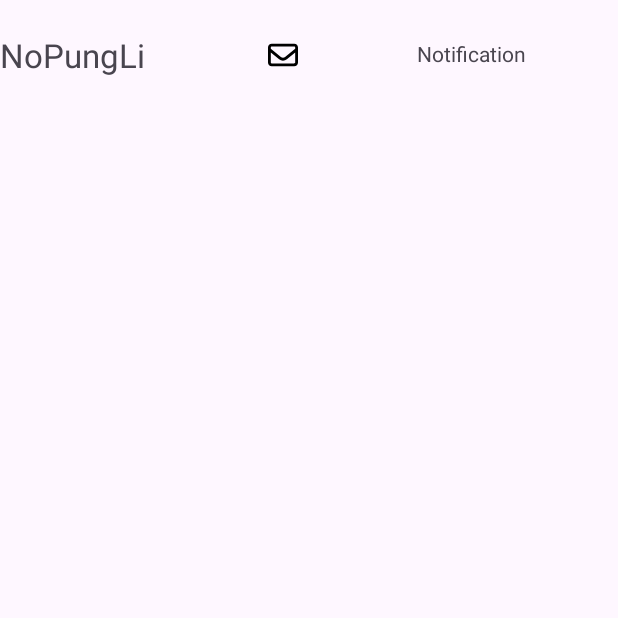
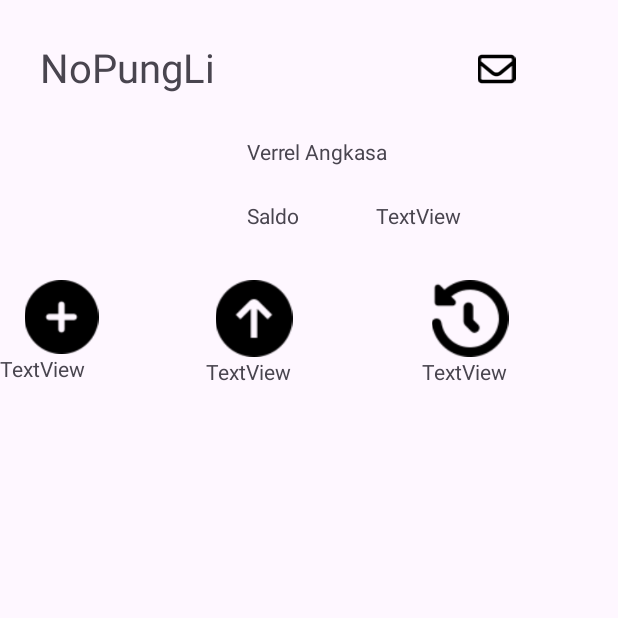
Before and after one commit to VickyDarmana/NoPungLi, an Android app: the Mainpage screen opened directly, with no data from a screen before it, on a phone screen of 412 x 824 dp, the top half of it. Run offline under Robolectric (Android 15) with nearby library versions, the phone set to English and light mode, and no system bars.

Commit message:
mengupdate tampilan mainpage
aicnajbcba

```diff
--- a/app/src/main/res/layout/activity_mainpage.xml
+++ b/app/src/main/res/layout/activity_mainpage.xml
@@ -7,16 +7,11 @@
     tools:context=".Mainpage">
 
     <LinearLayout
-        android:layout_width="409dp"
-        android:layout_height="729dp"
+        android:layout_width="match_parent"
+        android:layout_height="match_parent"
         android:orientation="vertical"
         tools:layout_editor_absoluteX="1dp"
         tools:layout_editor_absoluteY="1dp">
-
-        <LinearLayout
-            android:layout_width="match_parent"
-            android:layout_height="wrap_content"
-            android:orientation="horizontal"/>
 
         <LinearLayout
             android:layout_width="match_parent"
@@ -25,46 +20,182 @@
 
             <TextView
                 android:id="@+id/textView9"
-                android:layout_width="wrap_content"
+                android:layout_width="71dp"
                 android:layout_height="wrap_content"
+                android:layout_marginLeft="12pt"
+                android:layout_marginTop="12pt"
                 android:layout_weight="1"
-                android:textSize="10pt"
-                android:layout_marginTop="10pt"
-                android:text="NoPungLi" />
+                android:text="NoPungLi"
+                android:textSize="12pt" />
 
             <ImageView
-                android:id="@+id/imageView3"
+                android:id="@+id/notif"
                 android:layout_width="10dp"
-                android:layout_height="20dp"
+                android:layout_height="25dp"
+                android:layout_marginTop="15pt"
+                android:layout_weight="1"
                 android:paddingLeft="0pt"
-                android:layout_marginTop="12pt"
-                android:layout_weight="1"
                 app:srcCompat="@drawable/envelope_regular" />
 
-            <TextView
-                android:id="@+id/textView12"
-                android:layout_width="wrap_content"
-                android:layout_height="wrap_content"
-                android:layout_weight="1"
-                android:layout_marginTop="8pt"
-                android:layout_marginLeft="25pt"
-                android:text="Notification" />
+
         </LinearLayout>
 
         <LinearLayout
             android:layout_width="match_parent"
-            android:layout_height="166dp"
-            android:orientation="vertical"></LinearLayout>
+            android:layout_height="192dp"
+            android:orientation="vertical">
+
+            <LinearLayout
+                android:layout_width="match_parent"
+                android:layout_height="wrap_content"
+                android:orientation="horizontal">
+
+                <ImageView
+                    android:id="@+id/imageView2"
+                    android:layout_width="329dp"
+                    android:layout_height="95dp"
+                    android:layout_weight="1"
+                    tools:srcCompat="@tools:sample/avatars" />
+
+                <LinearLayout
+                    android:layout_width="match_parent"
+                    android:layout_height="match_parent"
+                    android:layout_weight="1"
+                    android:orientation="vertical">
+
+                    <TextView
+                        android:id="@+id/textView5"
+                        android:layout_width="match_parent"
+                        android:layout_height="85dp"
+                        android:layout_weight="1"
+                        android:text="Verrel Angkasa" />
+
+                    <LinearLayout
+                        android:layout_width="match_parent"
+                        android:layout_height="match_parent"
+                        android:layout_weight="1"
+                        android:orientation="horizontal">
+
+                        <TextView
+                            android:id="@+id/textView13"
+                            android:layout_width="171dp"
+                            android:layout_height="wrap_content"
+                            android:layout_weight="1"
+                            android:text="Saldo" />
+
+                        <TextView
+                            android:id="@+id/textView14"
+                            android:layout_width="match_parent"
+                            android:layout_height="wrap_content"
+                            android:layout_weight="1"
+                            android:text="TextView" />
+                    </LinearLayout>
+
+                </LinearLayout>
+
+            </LinearLayout>
+
+            <LinearLayout
+                android:layout_width="match_parent"
+                android:layout_height="match_parent"
+                android:orientation="vertical">
+
+                <LinearLayout
+                    android:layout_width="match_parent"
+                    android:layout_height="match_parent"
+                    android:orientation="horizontal">
+
+                    <LinearLayout
+                        android:layout_width="137dp"
+                        android:layout_height="match_parent"
+                        android:orientation="vertical">
+
+                        <ImageView
+                            android:id="@+id/imageView4"
+                            android:layout_width="82dp"
+                            android:layout_height="22dp"
+                            android:layout_weight="1"
+                            app:srcCompat="@drawable/topup" />
+
+                        <TextView
+                            android:id="@+id/textView10"
+                            android:layout_width="wrap_content"
+                            android:layout_height="wrap_content"
+                            android:layout_weight="1"
+                            android:text="TextView"
+                            app:layout_constraintEnd_toEndOf="parent"
+                            app:layout_constraintStart_toStartOf="parent" />
+                    </LinearLayout>
+
+                    <LinearLayout
+                        android:layout_width="144dp"
+                        android:layout_height="match_parent"
+                        android:orientation="vertical">
+
+                        <ImageView
+                            android:id="@+id/imageView5"
+                            android:layout_width="wrap_content"
+                            android:layout_height="51dp"
+                            app:layout_constraintEnd_toEndOf="parent"
+                            app:layout_constraintStart_toStartOf="parent"
+                            app:srcCompat="@drawable/transfer" />
+
+                        <TextView
+                            android:id="@+id/textView12"
+                            android:layout_width="match_parent"
+                            android:layout_height="wrap_content"
+                            android:text="TextView"
+                            app:layout_constraintEnd_toEndOf="parent"
+                            app:layout_constraintStart_toStartOf="parent" />
+                    </LinearLayout>
+
+                    <LinearLayout
+                        android:layout_width="match_parent"
+                        android:layout_height="match_parent"
+                        android:orientation="vertical">
+
+                        <ImageView
+                            android:id="@+id/imageView6"
+                            android:layout_width="wrap_content"
+                            android:layout_height="51dp"
+                            android:layout_marginEnd="16dp"
+                            android:layout_marginRight="16dp"
+                            app:layout_constraintEnd_toEndOf="parent"
+                            app:srcCompat="@drawable/history" />
+
+                        <TextView
+                            android:id="@+id/textView15"
+                            android:layout_width="match_parent"
+                            android:layout_height="wrap_content"
+                            android:text="TextView" />
+                    </LinearLayout>
+                </LinearLayout>
+
+            </LinearLayout>
+
+        </LinearLayout>
 
         <LinearLayout
             android:layout_width="match_parent"
             android:layout_height="322dp"
-            android:orientation="horizontal"></LinearLayout>
+            android:orientation="horizontal">
+
+        </LinearLayout>
 
         <LinearLayout
             android:layout_width="match_parent"
             android:layout_height="match_parent"
-            android:orientation="horizontal"></LinearLayout>
+            android:orientation="horizontal">
+
+            <com.google.android.material.bottomappbar.BottomAppBar
+                android:id="@+id/bottomAppBar"
+                android:layout_width="match_parent"
+                android:layout_height="wrap_content"
+                android:layout_gravity="bottom"
+                android:layout_weight="1"
+                tools:ignore="BottomAppBar" />
+
+        </LinearLayout>
 
     </LinearLayout>
 </androidx.constraintlayout.widget.ConstraintLayout>
```
Also changed, not shown: app/src/main/res/drawable/history.png (added), app/src/main/res/drawable/topup.png (added), app/src/main/res/drawable/transfer.png (added).
